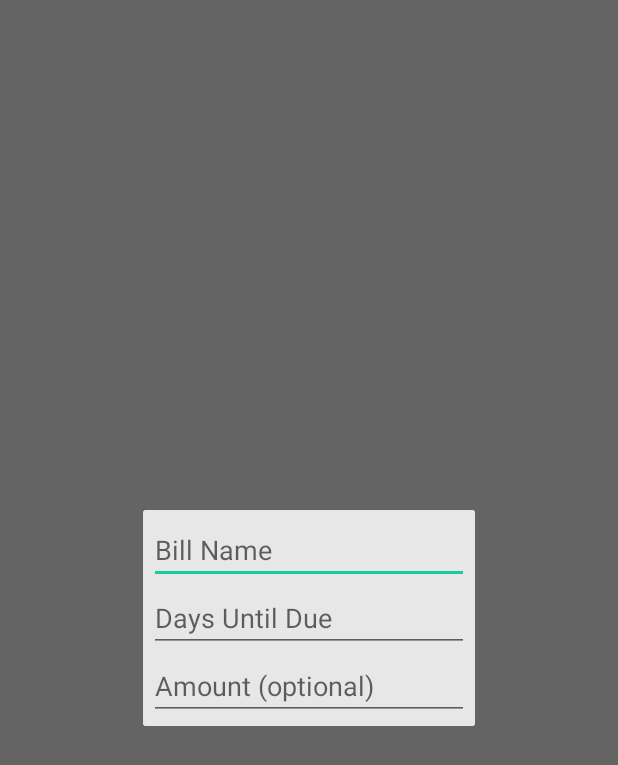
After one commit to jslawrence24/BillReminder, an Android app: the fragment AddNewBillFragment shown on its own in the app's theme, on a phone screen of 412 x 824 dp. The commit adds this screen. Shown: the top 765 px of the screen. Run offline under Robolectric (Android 15) with nearby library versions, the phone set to English and light mode, and no system bars.

Commit message:
CardView minor redesign. Started Add New Bill layout.

```diff
--- /dev/null
+++ b/app/src/main/java/edu/weber/jeremylawrence/billreminder/AddNewBillFragment.java
@@ -0,0 +1,34 @@
+package edu.weber.jeremylawrence.billreminder;
+
+
+import android.os.Bundle;
+import android.support.v4.app.DialogFragment;
+import android.support.v4.app.Fragment;
+import android.view.LayoutInflater;
+import android.view.View;
+import android.view.ViewGroup;
+
+
+/**
+ * A simple {@link Fragment} subclass.
+ */
+public class AddNewBillFragment extends DialogFragment
+{
+    private static final String TAG = "AddNewBillFrg";
+
+
+    public AddNewBillFragment()
+    {
+        // Required empty public constructor
+    }
+
+
+    @Override
+    public View onCreateView(LayoutInflater inflater, ViewGroup container,
+                             Bundle savedInstanceState)
+    {
+        // Inflate the layout for this fragment
+        return inflater.inflate(R.layout.fragment_add_new_bill, container, false);
+    }
+
+}
--- a/app/src/main/java/edu/weber/jeremylawrence/billreminder/view_model/BillListViewModel.java
+++ b/app/src/main/java/edu/weber/jeremylawrence/billreminder/view_model/BillListViewModel.java
@@ -1,3 +1,4 @@
+/*
 package edu.weber.jeremylawrence.billreminder.view_model;
 
 import android.arch.lifecycle.LiveData;
@@ -70,3 +71,4 @@ public class BillListViewModel extends ViewModel
         return bills;
     }
 }
+*/
--- a/app/src/main/res/layout/activity_main.xml
+++ b/app/src/main/res/layout/activity_main.xml
@@ -4,7 +4,7 @@
     xmlns:tools="http://schemas.android.com/tools"
     android:layout_width="match_parent"
     android:layout_height="match_parent"
-    android:background="#E7E7E7"
+    android:background="@color/fragmentBackgroundLight"
     tools:context="edu.weber.jeremylawrence.billreminder.MainActivity">
 
     <android.support.design.widget.AppBarLayout
--- /dev/null
+++ b/app/src/main/res/layout/fragment_add_new_bill.xml
@@ -0,0 +1,34 @@
+<?xml version="1.0" encoding="utf-8"?>
+<LinearLayout xmlns:android="http://schemas.android.com/apk/res/android"
+    xmlns:tools="http://schemas.android.com/tools"
+    android:layout_width="match_parent"
+    android:layout_height="match_parent"
+    android:padding="4dp"
+    android:orientation="vertical"
+    android:background="@color/fragmentBackgroundLight"
+    tools:context=".AddNewBillFragment">
+
+    <EditText
+        android:id="@+id/edtBillName"
+        android:layout_width="match_parent"
+        android:layout_height="wrap_content"
+        android:ems="10"
+        android:hint="Bill Name"
+        android:inputType="textCapSentences|textAutoCorrect|textAutoComplete" />
+
+    <EditText
+        android:id="@+id/edtDaysToDue"
+        android:layout_width="match_parent"
+        android:layout_height="wrap_content"
+        android:ems="10"
+        android:hint="Days Until Due"
+        android:inputType="text" />
+
+    <EditText
+        android:id="@+id/editText3"
+        android:layout_width="match_parent"
+        android:layout_height="wrap_content"
+        android:ems="10"
+        android:hint="Amount (optional)"
+        android:inputType="numberDecimal" />
+</LinearLayout>
--- a/app/src/main/res/layout/fragment_bill_list.xml
+++ b/app/src/main/res/layout/fragment_bill_list.xml
@@ -5,9 +5,9 @@
     android:id="@+id/rvBillList"
     android:layout_width="match_parent"
     android:layout_height="match_parent"
-    android:paddingEnd="8dp"
-    android:paddingStart="8dp"
-    android:paddingTop="8dp"
+    android:paddingEnd="4dp"
+    android:paddingStart="4dp"
+    android:paddingTop="4dp"
     app:layoutManager="android.support.v7.widget.StaggeredGridLayoutManager"
     app:spanCount="2"
     tools:context=".BillListFragment"
--- a/app/src/main/res/values/colors.xml
+++ b/app/src/main/res/values/colors.xml
@@ -3,4 +3,5 @@
     <color name="colorPrimary">#54797a</color>
     <color name="colorPrimaryDark">#374e4f</color>
     <color name="colorAccent">#18cc9f</color>
+    <color name="fragmentBackgroundLight">#E7E7E7</color>
 </resources>
```
Also changed, not shown: app/src/main/java/edu/weber/jeremylawrence/billreminder/BillListFragment.java (+75 -4 lines), app/src/main/java/edu/weber/jeremylawrence/billreminder/MainActivity.java (+8 -6 lines), app/src/main/java/edu/weber/jeremylawrence/billreminder/model/Bill.java (+6 -1 lines), app/src/main/res/layout/bill_card.xml (+25 -9 lines).
